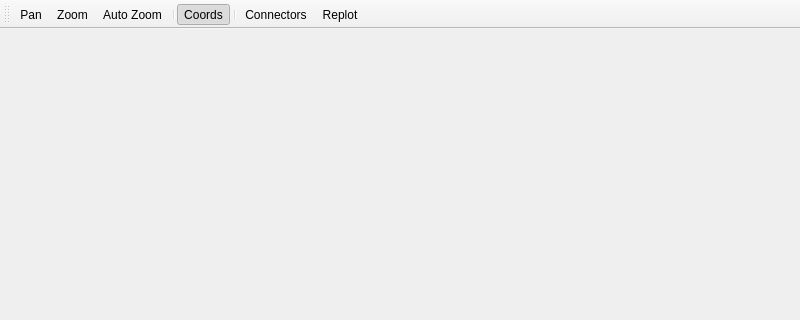
This is qiskit_metal/_gui/plot_window_ui.ui in qiskit-community/qiskit-metal as Qt 5 draws it before an edit; both pictures show x 0 to 800 and y 0 to 320 of the 800 by 600 pixel window. The edited form follows.
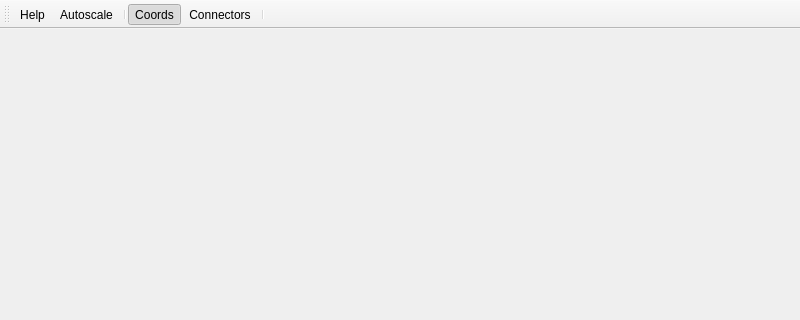
This is the edited form. Icons and pictures are not drawn.

Commit message: Zoom to component update, zoom update and autscale bug fix, and new ui icons

The edit to the form file:
```diff
--- a/qiskit_metal/_gui/plot_window_ui.ui
+++ b/qiskit_metal/_gui/plot_window_ui.ui
@@ -73,13 +73,11 @@
     <bool>false</bool>
    </attribute>
    <addaction name="actionPan"/>
-   <addaction name="actionZoom"/>
    <addaction name="actionAuto"/>
    <addaction name="separator"/>
    <addaction name="actionCoords"/>
-   <addaction name="separator"/>
    <addaction name="actionConnectors"/>
-   <addaction name="actionReplot"/>
+   <addaction name="separator"/>
   </widget>
   <action name="actionPan">
    <property name="icon">
@@ -88,7 +86,7 @@
     </iconset>
    </property>
    <property name="text">
-    <string>Pan</string>
+    <string>Help</string>
    </property>
    <property name="shortcut">
     <string>P</string>
@@ -157,7 +155,7 @@
      <normaloff>:/plot/autozoom</normaloff>:/plot/autozoom</iconset>
    </property>
    <property name="text">
-    <string>Auto Zoom</string>
+    <string>Autoscale</string>
    </property>
    <property name="toolTip">
     <string>Auto Zoom</string>
```
Left out of the diff: 6 changed lines with no effect on the pictures. The commit also changes 23 other files.
